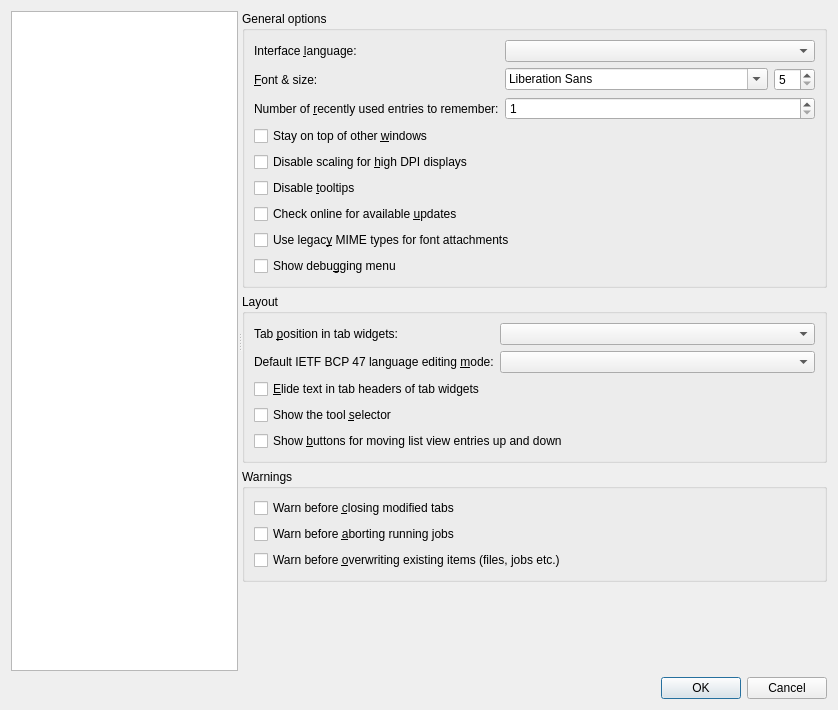
First picture: the form in src/mkvtoolnix-gui/forms/main_window/preferences_dialog.ui, repository jpsdr/MKVToolnix-Windows-7, before the edit.
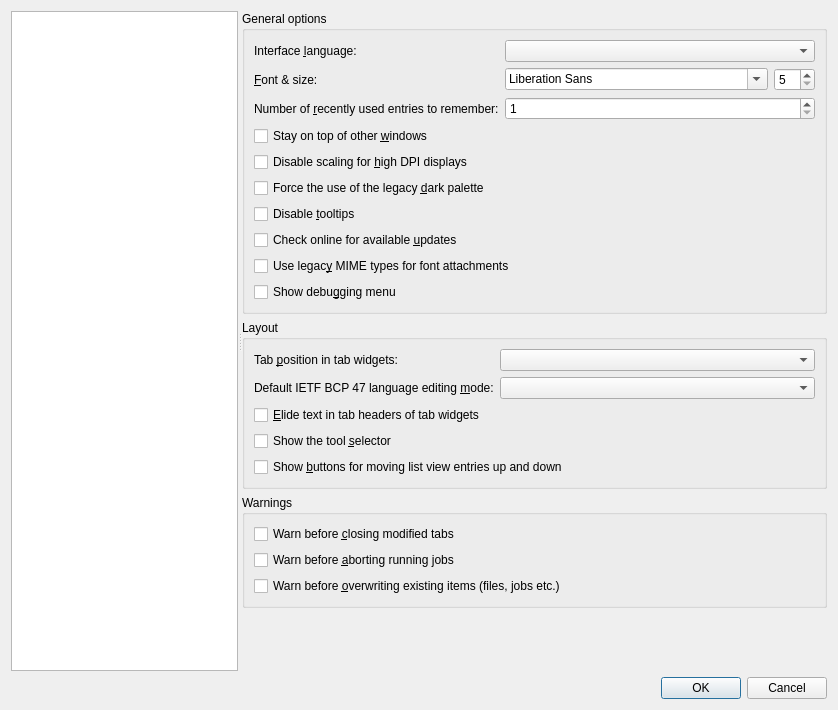
Second picture: the form after the edit. Icons and pictures are not drawn. Custom widgets are drawn as their Qt base class.

Commit message:
GUI: add "force legacy dark mode" option on Windows 11
Due to a bug in Qt 6.5.0 the dark palette will not be enabled on
certain installations. For those situations a new option was added to
the preferences called "Force the use of the legacy dark palette"
which forces MKVToolNix GUI to use the legacy dark palette, no matter
what Windows 11's application color mode is set to. This option will
be removed once the bug in Qt has been fixed.

This is a workaround for #3528.

```diff
--- a/src/mkvtoolnix-gui/forms/main_window/preferences_dialog.ui
+++ b/src/mkvtoolnix-gui/forms/main_window/preferences_dialog.ui
@@ -167,6 +167,13 @@
              </property>
             </widget>
            </item>
+           <item>
+            <widget class="QCheckBox" name="cbGuiForceLegacyDarkPalette">
+             <property name="text">
+              <string>Force the use of the legacy &amp;dark palette</string>
+             </property>
+            </widget>
+           </item>
            <item>
             <widget class="QCheckBox" name="cbGuiDisableToolTips">
              <property name="text">
```
Left out of the diff: 1 changed line with no effect on the pictures. The commit also changes 7 other files.
